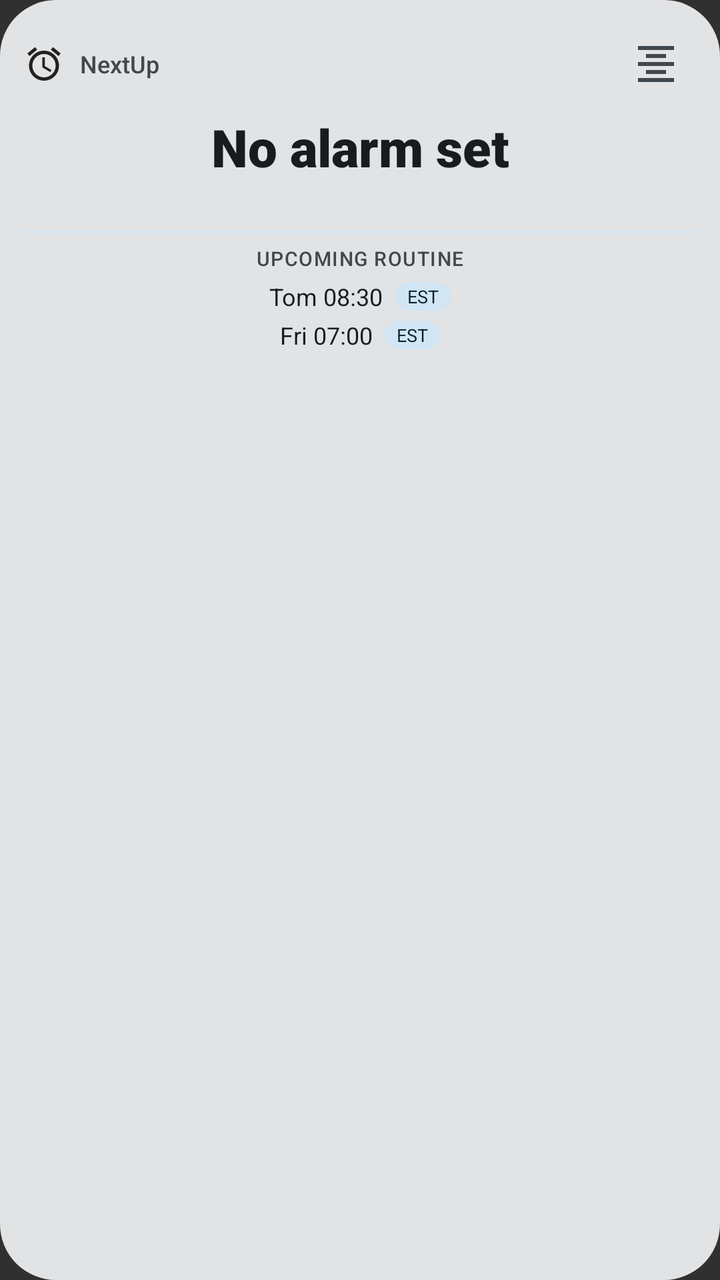
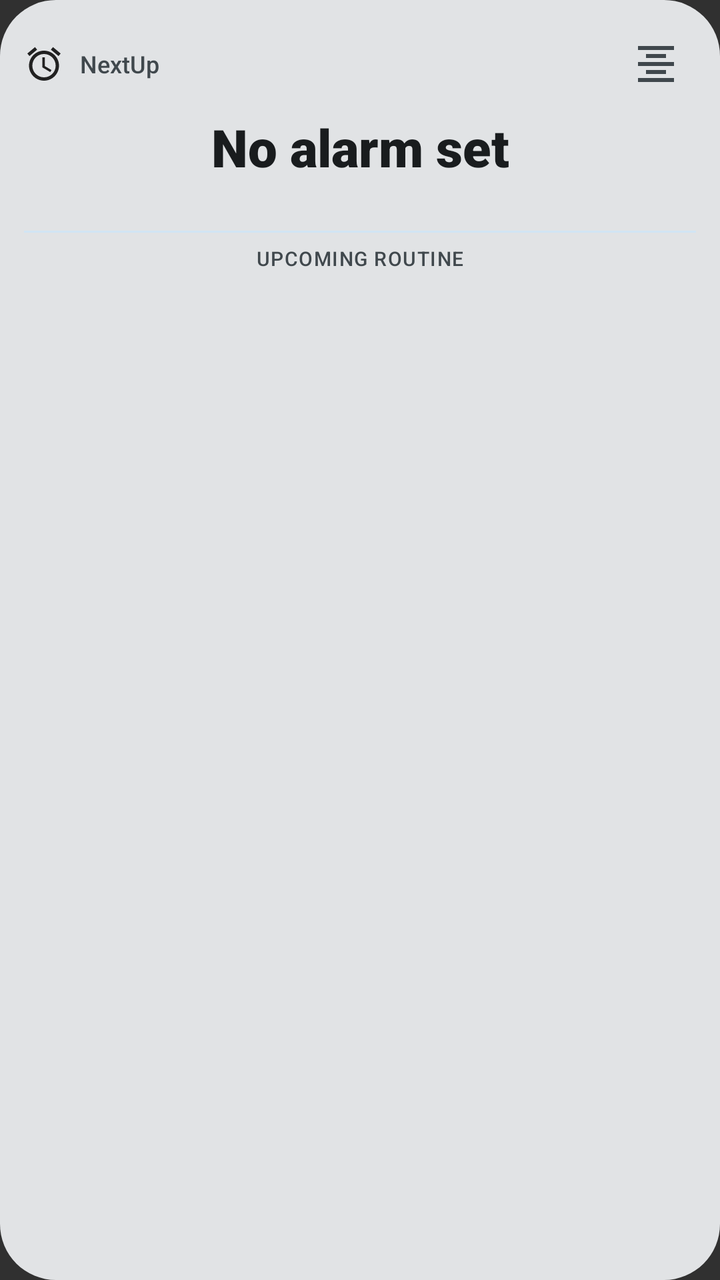

The first picture is an Android layout as it rendered before a commit; the second is the same layout after the commit. The layout source and the unified diff follow.
<!-- AndroidManifest.xml: application theme android:Theme.Material.NoActionBar -->
<!-- res/layout/widget_next_up_tall_center.xml -->
<?xml version="1.0" encoding="utf-8"?>
<LinearLayout xmlns:android="http://schemas.android.com/apk/res/android"
    android:id="@+id/widget_root"
    android:layout_width="match_parent"
    android:layout_height="match_parent"
    android:background="@drawable/widget_background"
    android:orientation="vertical"
    android:padding="12dp">

    
    <LinearLayout
        android:id="@+id/widget_top_section"
        android:layout_width="match_parent"
        android:layout_height="wrap_content"
        android:orientation="vertical">

        
        <LinearLayout
            android:id="@+id/widget_top_bar"
            android:layout_width="match_parent"
            android:layout_height="wrap_content"
            android:gravity="center_vertical"
            android:orientation="horizontal">

            
            <LinearLayout
                android:id="@+id/widget_header"
                android:layout_width="0dp"
                android:layout_height="wrap_content"
                android:layout_weight="1"
                android:gravity="center_vertical"
                android:orientation="horizontal">

                <ImageView
                    android:id="@+id/widget_icon"
                    android:layout_width="20dp"
                    android:layout_height="20dp"
                    android:contentDescription="@string/app_name"
                    android:src="@drawable/ic_alarm" />

                <TextView
                    android:id="@+id/widget_title"
                    android:layout_width="wrap_content"
                    android:layout_height="wrap_content"
                    android:layout_marginStart="8dp"
                    android:ellipsize="end"
                    android:fontFamily="sans-serif-medium"
                    android:maxLines="1"
                    android:text="@string/app_name"
                    android:textColor="@color/widget_on_surface_variant"
                    android:textSize="12sp" />
            </LinearLayout>

            
            <ImageView
                android:id="@+id/widget_btn_align_toggle"
                android:layout_width="40dp"
                android:layout_height="40dp"
                android:padding="8dp"
                android:contentDescription="@string/widget_alignment_title"
                android:src="@drawable/ic_format_align_center" />
        </LinearLayout>

        
        <TextView
            android:id="@+id/widget_countdown"
            android:layout_width="match_parent"
            android:layout_height="wrap_content"
            android:layout_marginTop="4dp"
            android:autoSizeMaxTextSize="32sp"
            android:autoSizeMinTextSize="14sp"
            android:autoSizeStepGranularity="1sp"
            android:autoSizeTextType="uniform"
            android:ellipsize="none"
            android:fontFamily="sans-serif-black"
            android:gravity="center"
            android:maxLines="1"
            android:text="@string/no_alarm_set"
            android:textColor="@color/widget_on_surface"
            android:textSize="26sp" />

        <TextView
            android:id="@+id/widget_alarm_time"
            android:layout_width="match_parent"
            android:layout_height="wrap_content"
            android:ellipsize="none"
            android:fontFamily="sans-serif"
            android:gravity="center"
            android:maxLines="2"
            android:text=""
            android:textColor="@color/widget_on_surface_variant"
            android:textSize="12sp" />
    </LinearLayout>

    
    <ImageView
        android:layout_width="match_parent"
        android:layout_height="1dp"
        android:layout_marginTop="8dp"
        android:layout_marginBottom="6dp"
        android:background="@color/widget_chip_bg"
        android:contentDescription="@null" />

    <TextView
        android:id="@+id/widget_section_predicted"
        android:layout_width="match_parent"
        android:layout_height="wrap_content"
        android:fontFamily="sans-serif-medium"
        android:gravity="center"
        android:letterSpacing="0.05"
        android:text="UPCOMING ROUTINE"
        android:textColor="@color/widget_on_surface_variant"
        android:textSize="10sp" />

    
    <LinearLayout
        android:id="@+id/widget_predicted_row_1"
        android:layout_width="match_parent"
        android:layout_height="wrap_content"
        android:layout_marginTop="4dp"
        android:gravity="center"
        android:orientation="horizontal">

        <TextView
            android:id="@+id/widget_predicted_1_text"
            android:layout_width="wrap_content"
            android:layout_height="wrap_content"
            android:ellipsize="end"
            android:fontFamily="sans-serif"
            android:maxLines="1"
            android:text="Tom 08:30"
            android:textColor="@color/widget_on_surface"
            android:textSize="12sp" />

        <TextView
            android:layout_width="wrap_content"
            android:layout_height="wrap_content"
            android:layout_marginStart="6dp"
            android:background="@drawable/widget_est_badge"
            android:fontFamily="sans-serif-bold"
            android:paddingStart="6dp"
            android:paddingTop="1dp"
            android:paddingEnd="6dp"
            android:paddingBottom="1dp"
            android:text="EST"
            android:textColor="@color/widget_chip_text"
            android:textSize="9sp" />
    </LinearLayout>

    
    <LinearLayout
        android:id="@+id/widget_predicted_row_2"
        android:layout_width="match_parent"
        android:layout_height="wrap_content"
        android:layout_marginTop="3dp"
        android:gravity="center"
        android:orientation="horizontal">

        <TextView
            android:id="@+id/widget_predicted_2_text"
            android:layout_width="wrap_content"
            android:layout_height="wrap_content"
            android:ellipsize="end"
            android:fontFamily="sans-serif"
            android:maxLines="1"
            android:text="Fri 07:00"
            android:textColor="@color/widget_on_surface"
            android:textSize="12sp" />

        <TextView
            android:layout_width="wrap_content"
            android:layout_height="wrap_content"
            android:layout_marginStart="6dp"
            android:background="@drawable/widget_est_badge"
            android:fontFamily="sans-serif-bold"
            android:paddingStart="6dp"
            android:paddingTop="1dp"
            android:paddingEnd="6dp"
            android:paddingBottom="1dp"
            android:text="EST"
            android:textColor="@color/widget_chip_text"
            android:textSize="9sp" />
    </LinearLayout>

    
    <TextView
        android:id="@+id/widget_predicted_more"
        android:layout_width="match_parent"
        android:layout_height="wrap_content"
        android:layout_marginTop="3dp"
        android:fontFamily="sans-serif-medium"
        android:gravity="center"
        android:text=""
        android:textColor="@color/widget_primary"
        android:textSize="10sp" />

</LinearLayout>
<!-- resources referenced by this layout -->
<resources>
  <color name="widget_chip_bg">#E8DEF8</color>
  <color name="widget_chip_text">#1D192B</color>
  <color name="widget_on_surface">#1D1B20</color>
  <color name="widget_on_surface_variant">#49454F</color>
  <color name="widget_primary">#6750A4</color>
  <!-- drawable ic_alarm (drawable) -->
  <vector xmlns:android="http://schemas.android.com/apk/res/android"
      android:width="24dp"
      android:height="24dp"
      android:viewportWidth="24"
      android:viewportHeight="24"
      android:tint="?android:attr/colorPrimary">
      <path
          android:fillColor="@android:color/white"
          android:pathData="M22,5.72l-4.6,-3.86 -1.29,1.53 4.6,3.86L22,5.72zM7.88,3.39L6.6,1.86 2,5.71l1.29,1.53 4.59,-3.85zM12.5,8H11v6l4.75,2.85 0.75,-1.23 -4,-2.37V8zM12,4c-4.97,0 -9,4.03 -9,9s4.02,9 9,9 9,-4.03 9,-9 -4.03,-9 -9,-9zM12,20c-3.87,0 -7,-3.13 -7,-7s3.13,-7 7,-7 7,3.13 7,7 -3.13,7 -7,7z"/>
  </vector>
  <!-- drawable ic_format_align_center (drawable) -->
  <vector xmlns:android="http://schemas.android.com/apk/res/android"
      android:width="24dp"
      android:height="24dp"
      android:viewportWidth="24"
      android:viewportHeight="24"
      android:tint="@color/widget_on_surface_variant">
      <path
          android:fillColor="@android:color/white"
          android:pathData="M7,15v2h10v-2H7zm-4,6h18v-2H3v2zm0,-8h18v-2H3v2zm4,-6v2h10V7H7zM3,3v2h18V3H3z" />
  </vector>
  <!-- drawable widget_background (drawable) -->
  <?xml version="1.0" encoding="utf-8"?>
  <shape xmlns:android="http://schemas.android.com/apk/res/android"
      android:shape="rectangle">
      <corners android:radius="28dp" />
      <solid android:color="@color/widget_surface" />
  </shape>
  <!-- drawable widget_est_badge (drawable) -->
  <?xml version="1.0" encoding="utf-8"?>
  <shape xmlns:android="http://schemas.android.com/apk/res/android"
      android:shape="rectangle">
      <corners android:radius="8dp" />
      <solid android:color="@color/widget_chip_bg" />
  </shape>
  <string name="app_name">NextUp</string>
  <string name="no_alarm_set">No alarm set</string>
  <string name="widget_alignment_title">Widget Text Alignment</string>
  <color name="widget_surface">#F2EDF7</color>
</resources>

<!-- the commit's change to res/layout/widget_next_up_tall_center.xml (unified diff, before → after) -->
@@ -113,34 +113,43 @@
         android:textSize="10sp" />
 
     
+    
     <LinearLayout
         android:id="@+id/widget_predicted_row_1"
         android:layout_width="match_parent"
         android:layout_height="wrap_content"
-        android:layout_marginTop="4dp"
-        android:gravity="center"
-        android:orientation="horizontal">
+        android:layout_marginTop="3dp"
+        android:gravity="center_vertical"
+        android:orientation="horizontal"
+        android:visibility="gone">
+
+        
+        <View
+            android:layout_width="28dp"
+            android:layout_height="1dp"
+            android:visibility="invisible" />
 
         <TextView
             android:id="@+id/widget_predicted_1_text"
-            android:layout_width="wrap_content"
-            android:layout_height="wrap_content"
-            android:ellipsize="end"
-            android:fontFamily="sans-serif"
-            android:maxLines="1"
-            android:text="Tom 08:30"
-            android:textColor="@color/widget_on_surface"
-            android:textSize="12sp" />
-
-        <TextView
-            android:layout_width="wrap_content"
-            android:layout_height="wrap_content"
-            android:layout_marginStart="6dp"
-            android:background="@drawable/widget_est_badge"
-            android:fontFamily="sans-serif-bold"
-            android:paddingStart="6dp"
-            android:paddingTop="1dp"
-            android:paddingEnd="6dp"
+            android:layout_width="0dp"
+            android:layout_height="wrap_content"
+            android:layout_weight="1"
+            android:ellipsize="end"
+            android:fontFamily="sans-serif"
+            android:gravity="center"
+            android:includeFontPadding="false"
+            android:maxLines="1"
+            android:singleLine="true"
+            android:textColor="@color/widget_on_surface"
+            android:textSize="12sp" />
+
+        <TextView
+            android:layout_width="28dp"
+            android:layout_height="wrap_content"
+            android:background="@drawable/widget_est_badge"
+            android:fontFamily="sans-serif-bold"
+            android:gravity="center"
+            android:paddingTop="1dp"
             android:paddingBottom="1dp"
             android:text="EST"
             android:textColor="@color/widget_chip_text"
@@ -153,29 +162,288 @@
         android:layout_width="match_parent"
         android:layout_height="wrap_content"
         android:layout_marginTop="3dp"
-        android:gravity="center"
-        android:orientation="horizontal">
+        android:gravity="center_vertical"
+        android:orientation="horizontal"
+        android:visibility="gone">
+
+        <View
+            android:layout_width="28dp"
+            android:layout_height="1dp"
+            android:visibility="invisible" />
 
         <TextView
             android:id="@+id/widget_predicted_2_text"
-            android:layout_width="wrap_content"
-            android:layout_height="wrap_content"
-            android:ellipsize="end"
-            android:fontFamily="sans-serif"
-            android:maxLines="1"
-            android:text="Fri 07:00"
-            android:textColor="@color/widget_on_surface"
-            android:textSize="12sp" />
-
-        <TextView
-            android:layout_width="wrap_content"
-            android:layout_height="wrap_content"
-            android:layout_marginStart="6dp"
-            android:background="@drawable/widget_est_badge"
-            android:fontFamily="sans-serif-bold"
-            android:paddingStart="6dp"
-            android:paddingTop="1dp"
-            android:paddingEnd="6dp"
+            android:layout_width="0dp"
+            android:layout_height="wrap_content"
+            android:layout_weight="1"
+            android:ellipsize="end"
+            android:fontFamily="sans-serif"
+            android:gravity="center"
+            android:includeFontPadding="false"
+            android:maxLines="1"
+            android:singleLine="true"
+            android:textColor="@color/widget_on_surface"
+            android:textSize="12sp" />
+
+        <TextView
+            android:layout_width="28dp"
+            android:layout_height="wrap_content"
+            android:background="@drawable/widget_est_badge"
+            android:fontFamily="sans-serif-bold"
+            android:gravity="center"
+            android:paddingTop="1dp"
+            android:paddingBottom="1dp"
+            android:text="EST"
+            android:textColor="@color/widget_chip_text"
+            android:textSize="9sp" />
+    </LinearLayout>
+
+    
+    <LinearLayout
+        android:id="@+id/widget_predicted_row_3"
+        android:layout_width="match_parent"
+        android:layout_height="wrap_content"
+        android:layout_marginTop="3dp"
+        android:gravity="center_vertical"
+        android:orientation="horizontal"
+        android:visibility="gone">
+
+        <View
+            android:layout_width="28dp"
+            android:layout_height="1dp"
+            android:visibility="invisible" />
+
+        <TextView
+            android:id="@+id/widget_predicted_3_text"
+            android:layout_width="0dp"
+            android:layout_height="wrap_content"
+            android:layout_weight="1"
+            android:ellipsize="end"
+            android:fontFamily="sans-serif"
+            android:gravity="center"
+            android:includeFontPadding="false"
+            android:maxLines="1"
+            android:singleLine="true"
+            android:textColor="@color/widget_on_surface"
+            android:textSize="12sp" />
+
+        <TextView
+            android:layout_width="28dp"
+            android:layout_height="wrap_content"
+            android:background="@drawable/widget_est_badge"
+            android:fontFamily="sans-serif-bold"
+            android:gravity="center"
+            android:paddingTop="1dp"
+            android:paddingBottom="1dp"
+            android:text="EST"
+            android:textColor="@color/widget_chip_text"
+            android:textSize="9sp" />
+    </LinearLayout>
+
+    
+    <LinearLayout
+        android:id="@+id/widget_predicted_row_4"
+        android:layout_width="match_parent"
+        android:layout_height="wrap_content"
+        android:layout_marginTop="3dp"
+        android:gravity="center_vertical"
+        android:orientation="horizontal"
+        android:visibility="gone">
+
+        <View
+            android:layout_width="28dp"
+            android:layout_height="1dp"
+            android:visibility="invisible" />
+
+        <TextView
+            android:id="@+id/widget_predicted_4_text"
+            android:layout_width="0dp"
+            android:layout_height="wrap_content"
+            android:layout_weight="1"
+            android:ellipsize="end"
+            android:fontFamily="sans-serif"
+            android:gravity="center"
+            android:includeFontPadding="false"
+            android:maxLines="1"
+            android:singleLine="true"
+            android:textColor="@color/widget_on_surface"
+            android:textSize="12sp" />
+
+        <TextView
+            android:layout_width="28dp"
+            android:layout_height="wrap_content"
+            android:background="@drawable/widget_est_badge"
+            android:fontFamily="sans-serif-bold"
+            android:gravity="center"
+            android:paddingTop="1dp"
+            android:paddingBottom="1dp"
+            android:text="EST"
+            android:textColor="@color/widget_chip_text"
+            android:textSize="9sp" />
+    </LinearLayout>
+
+    
+    <LinearLayout
+        android:id="@+id/widget_predicted_row_5"
+        android:layout_width="match_parent"
+        android:layout_height="wrap_content"
+        android:layout_marginTop="3dp"
+        android:gravity="center_vertical"
+        android:orientation="horizontal"
+        android:visibility="gone">
+
+        <View
+            android:layout_width="28dp"
+            android:layout_height="1dp"
+            android:visibility="invisible" />
+
+        <TextView
+            android:id="@+id/widget_predicted_5_text"
+            android:layout_width="0dp"
+            android:layout_height="wrap_content"
+            android:layout_weight="1"
+            android:ellipsize="end"
+            android:fontFamily="sans-serif"
+            android:gravity="center"
+            android:includeFontPadding="false"
+            android:maxLines="1"
+            android:singleLine="true"
+            android:textColor="@color/widget_on_surface"
+            android:textSize="12sp" />
+
+        <TextView
+            android:layout_width="28dp"
+            android:layout_height="wrap_content"
+            android:background="@drawable/widget_est_badge"
+            android:fontFamily="sans-serif-bold"
+            android:gravity="center"
+            android:paddingTop="1dp"
+            android:paddingBottom="1dp"
+            android:text="EST"
+            android:textColor="@color/widget_chip_text"
+            android:textSize="9sp" />
+    </LinearLayout>
+
+    
+    <LinearLayout
+        android:id="@+id/widget_predicted_row_6"
+        android:layout_width="match_parent"
+        android:layout_height="wrap_content"
+        android:layout_marginTop="3dp"
+        android:gravity="center_vertical"
+        android:orientation="horizontal"
+        android:visibility="gone">
+
+        <View
+            android:layout_width="28dp"
+            android:layout_height="1dp"
+            android:visibility="invisible" />
+
+        <TextView
+            android:id="@+id/widget_predicted_6_text"
+            android:layout_width="0dp"
+            android:layout_height="wrap_content"
+            android:layout_weight="1"
+            android:ellipsize="end"
+            android:fontFamily="sans-serif"
+            android:gravity="center"
+            android:includeFontPadding="false"
+            android:maxLines="1"
+            android:singleLine="true"
+            android:textColor="@color/widget_on_surface"
+            android:textSize="12sp" />
+
+        <TextView
+            android:layout_width="28dp"
+            android:layout_height="wrap_content"
+            android:background="@drawable/widget_est_badge"
+            android:fontFamily="sans-serif-bold"
+            android:gravity="center"
+            android:paddingTop="1dp"
+            android:paddingBottom="1dp"
+            android:text="EST"
+            android:textColor="@color/widget_chip_text"
+            android:textSize="9sp" />
+    </LinearLayout>
+
+    
+    <LinearLayout
+        android:id="@+id/widget_predicted_row_7"
+        android:layout_width="match_parent"
+        android:layout_height="wrap_content"
+        android:layout_marginTop="3dp"
+        android:gravity="center_vertical"
+        android:orientation="horizontal"
+        android:visibility="gone">
+
+        <View
+            android:layout_width="28dp"
+            android:layout_height="1dp"
+            android:visibility="invisible" />
+
+        <TextView
+            android:id="@+id/widget_predicted_7_text"
+            android:layout_width="0dp"
+            android:layout_height="wrap_content"
+            android:layout_weight="1"
+            android:ellipsize="end"
+            android:fontFamily="sans-serif"
+            android:gravity="center"
+            android:includeFontPadding="false"
+            android:maxLines="1"
+            android:singleLine="true"
+            android:textColor="@color/widget_on_surface"
+            android:textSize="12sp" />
+
+        <TextView
+            android:layout_width="28dp"
+            android:layout_height="wrap_content"
+            android:background="@drawable/widget_est_badge"
+            android:fontFamily="sans-serif-bold"
+            android:gravity="center"
+            android:paddingTop="1dp"
+            android:paddingBottom="1dp"
+            android:text="EST"
+            android:textColor="@color/widget_chip_text"
+            android:textSize="9sp" />
+    </LinearLayout>
+
+    
+    <LinearLayout
+        android:id="@+id/widget_predicted_row_8"
+        android:layout_width="match_parent"
+        android:layout_height="wrap_content"
+        android:layout_marginTop="3dp"
+        android:gravity="center_vertical"
+        android:orientation="horizontal"
+        android:visibility="gone">
+
+        <View
+            android:layout_width="28dp"
+            android:layout_height="1dp"
+            android:visibility="invisible" />
+
+        <TextView
+            android:id="@+id/widget_predicted_8_text"
+            android:layout_width="0dp"
+            android:layout_height="wrap_content"
+            android:layout_weight="1"
+            android:ellipsize="end"
+            android:fontFamily="sans-serif"
+            android:gravity="center"
+            android:includeFontPadding="false"
+            android:maxLines="1"
+            android:singleLine="true"
+            android:textColor="@color/widget_on_surface"
+            android:textSize="12sp" />
+
+        <TextView
+            android:layout_width="28dp"
+            android:layout_height="wrap_content"
+            android:background="@drawable/widget_est_badge"
+            android:fontFamily="sans-serif-bold"
+            android:gravity="center"
+            android:paddingTop="1dp"
             android:paddingBottom="1dp"
             android:text="EST"
             android:textColor="@color/widget_chip_text"
@@ -192,6 +460,7 @@
         android:gravity="center"
         android:text=""
         android:textColor="@color/widget_primary"
-        android:textSize="10sp" />
+        android:textSize="10sp"
+        android:visibility="gone" />
 
 </LinearLayout>
